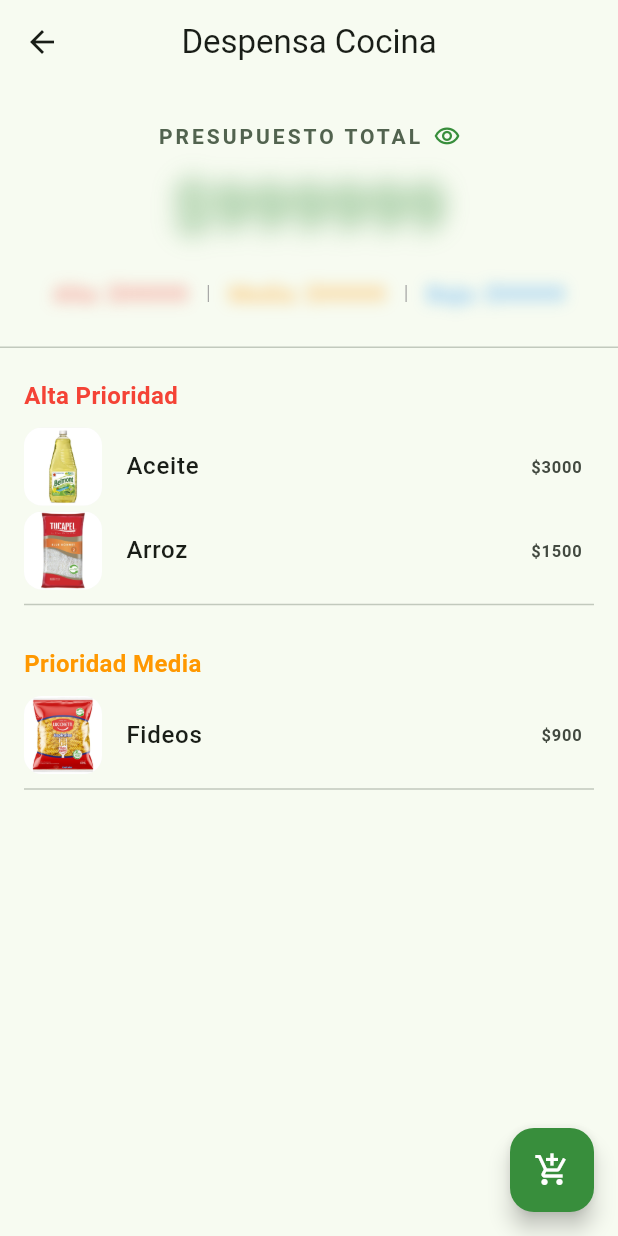
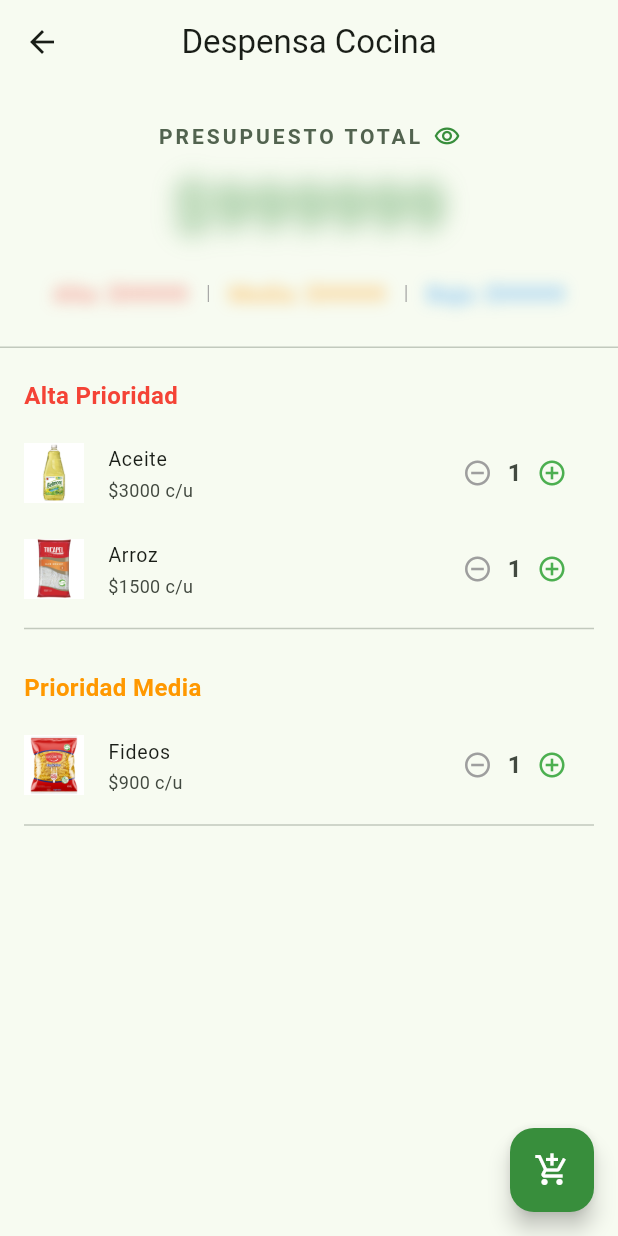
Before and after one commit to Drakz0n/TuDespensa, a Flutter app: the InventoryScreen screen opened directly, after a tap on "Despensa Cocina", on a phone screen of 412 x 824 dp. Run offline on Flutter 3.47's test engine with Material 3 defaults, Android fonts, the light colour scheme and no system bars.

Commit message:
- Se Añadio la funcionalidad para ajustar la cantidad de productos en la pantalla de detalles de la despensa

```diff
--- a/lib/models/product.dart
+++ b/lib/models/product.dart
@@ -10,6 +10,7 @@ class Product {
   final double price;
   final PriorityLevel priority;
   final String? imagePath;
+  int quantity; // Cantidad del producto en la despensa
 
   Product({
     required this.id,
@@ -17,5 +18,6 @@ class Product {
     required this.price,
     required this.priority,
     this.imagePath,
+    this.quantity = 1,
   });
 }
--- a/lib/screens/pantry_details_screen.dart
+++ b/lib/screens/pantry_details_screen.dart
@@ -157,20 +157,51 @@ class _PantryDetailsScreenState extends State<PantryDetailsScreen> {
           padding: const EdgeInsets.fromLTRB(16, 20, 16, 8),
           child: Text(title, style: TextStyle(color: color, fontWeight: FontWeight.bold, fontSize: 16)),
         ),
-        ...products.map((product) => ListTile(
-          leading: Container(
-            width: 52, height: 52,
-            decoration: BoxDecoration(color: Colors.grey[100], borderRadius: BorderRadius.circular(12)),
-            child: ClipRRect(
-              borderRadius: BorderRadius.circular(12),
-              child: product.imagePath != null
-                  ? Image.asset(product.imagePath!, fit: BoxFit.cover)
-                  : const Icon(Icons.image_outlined),
-            ),
-          ),
-          title: Text(product.name, style: const TextStyle(fontWeight: FontWeight.w500)),
-          trailing: Text('\$${product.price.toInt()}', style: const TextStyle(fontWeight: FontWeight.bold)),
-        )),
+        ...products.map((product) {
+            return ListTile(
+              dense: true,
+              leading: product.imagePath != null
+                ? Image.asset(product.imagePath!, width: 40, height: 40, fit: BoxFit.cover)
+                : const Icon(Icons.image, size: 40),
+              title: Text(product.name),
+              subtitle: Text('\$${product.price.toInt()} c/u'), // Precio por unidad
+              trailing: Container(
+                width: 120,
+                child: Row(
+                  mainAxisAlignment: MainAxisAlignment.end,
+                  children: [
+                    // BOTÓN MENOS
+                    IconButton(
+                      visualDensity: VisualDensity.compact,
+                      icon: const Icon(Icons.remove_circle_outline, size: 20, color: Colors.grey),
+                      onPressed: () {
+                        setState(() {
+                          if (product.quantity > 0) product.quantity--;
+                        });
+                      },
+                    ),
+
+                    // CANTIDAD
+                    Text(
+                      '${product.quantity}',
+                      style: const TextStyle(fontWeight: FontWeight.bold, fontSize: 16)
+                    ),
+
+                    // BOTÓN MÁS
+                    IconButton(
+                      visualDensity: VisualDensity.compact,
+                      icon: const Icon(Icons.add_circle_outline, size: 20, color: Colors.green),
+                      onPressed: () {
+                        setState(() {
+                          product.quantity++;
+                        });
+                      },
+                    ),
+                  ],
+                ),
+              ),
+            );
+          }),
         const Divider(indent: 16, endIndent: 16),
       ],
     );
@@ -198,7 +229,6 @@ class _PantryDetailsScreenState extends State<PantryDetailsScreen> {
 
                 if (productSelected != null) {
                   // vacio por ahora.
-                  // ignore: use_build_context_synchronously
                   ScaffoldMessenger.of(context).showSnackBar(
                     SnackBar(content: Text('${productSelected.name} añadido a la despensa')),
                   );
```
